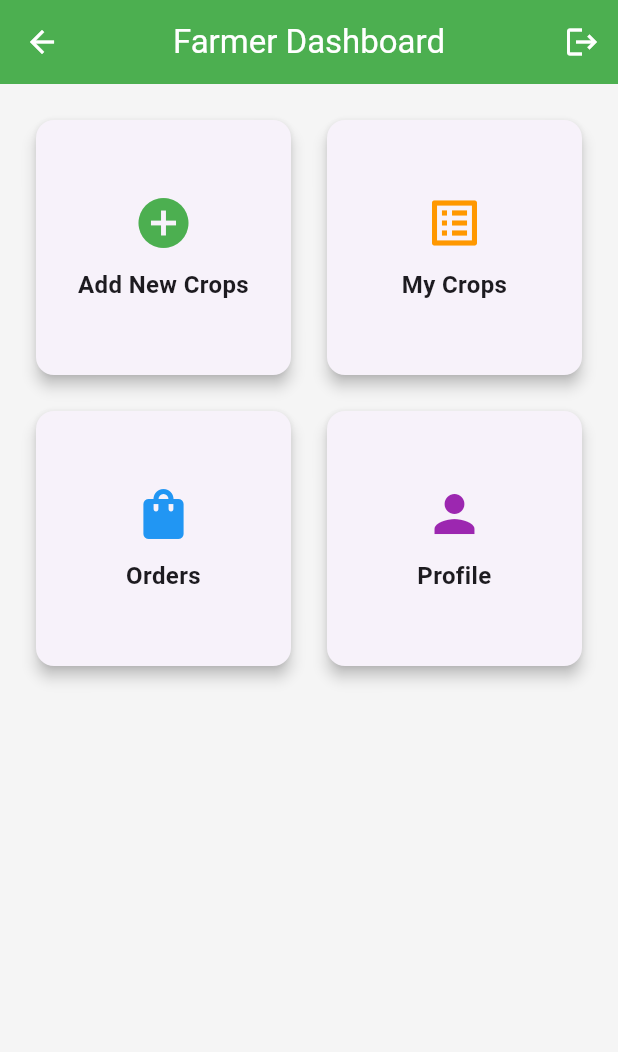
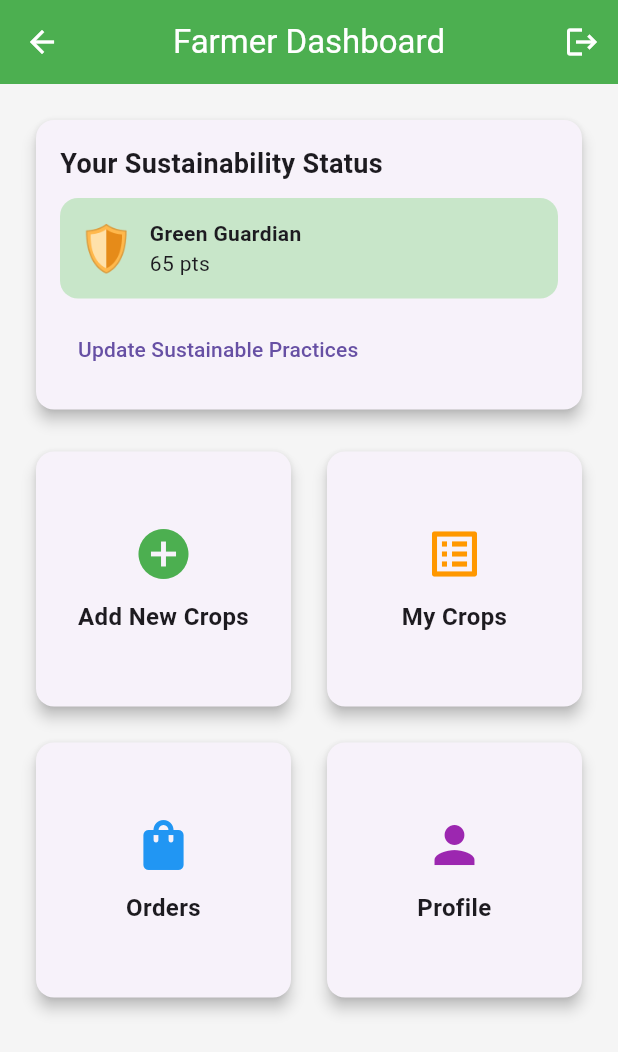
Before and after one commit to ks3891/farmconnect_hack4business, a Flutter app: the FarmerDashboard screen opened by its route, on a phone screen of 412 x 824 dp. Shown: the top 1052 px of the screen. Run offline on Flutter 3.47's test engine with Material 3 defaults, Android fonts, the phone set to English and light mode, and no system bars.

Commit message:
sustainable

```diff
--- a/lib/main.dart
+++ b/lib/main.dart
@@ -10,6 +10,7 @@ import 'screens/farmer_profile_screen.dart';
 import 'screens/add_crop_screen.dart';
 import 'screens/my_crops_screen.dart';
 import 'screens/farmer_order_screen.dart';
+import 'screens/sustainability_settings_screen.dart'; // ✅ Added
 
 // Admin Screens
 import 'screens/admin_dashboard.dart';
@@ -24,8 +25,6 @@ import 'screens/cart_screen.dart';
 import 'screens/order_history_screen.dart';
 import 'screens/buyer_profile_screen.dart';
 import 'screens/farmer_detail_screen.dart';
-import 'screens/crop_recommendation_screen.dart';
-import 'screens/forgot_password_screen.dart';
 
 void main() {
   runApp(const FarmConnectApp());
@@ -128,8 +127,10 @@ class _FarmConnectAppState extends State<FarmConnectApp> {
         '/buyer/cart': (context) => MyCartScreen(cartItems: _buyerCart),
         '/buyer/order-history': (context) => const OrderHistoryScreen(),
         '/buyer/profile': (context) => const BuyerProfileScreen(),
-        '/recommendations': (context) => const CropRecommendationScreen(),
-        '/forgot-password': (context) => const ForgotPasswordScreen(),
+
+        // ✅ New Sustainability Settings Route
+        '/sustainability-settings': (context) =>
+            const SustainabilitySettingsScreen(),
       },
     );
   }
--- /dev/null
+++ b/lib/models/farmer.dart
@@ -0,0 +1,38 @@
+class Farmer {
+  // Your existing fields...
+
+  final List<String> selectedPractices;
+  final int sustainabilityScore;
+  final List<String> earnedBadges;
+  final DateTime? lastUpdated;
+
+  Farmer({
+    // ...existing params
+    this.selectedPractices = const [],
+    this.sustainabilityScore = 0,
+    this.earnedBadges = const [],
+    this.lastUpdated,
+  });
+
+  factory Farmer.fromJson(Map<String, dynamic> json) {
+    return Farmer(
+      // ...existing fields
+      selectedPractices: List<String>.from(json['selectedPractices'] ?? []),
+      sustainabilityScore: json['sustainabilityScore'] ?? 0,
+      earnedBadges: List<String>.from(json['earnedBadges'] ?? []),
+      lastUpdated: json['lastUpdated'] != null
+          ? DateTime.parse(json['lastUpdated'])
+          : null,
+    );
+  }
+
+  Map<String, dynamic> toJson() {
+    return {
+      // ...existing fields
+      'selectedPractices': selectedPractices,
+      'sustainabilityScore': sustainabilityScore,
+      'earnedBadges': earnedBadges,
+      'lastUpdated': lastUpdated?.toIso8601String(),
+    };
+  }
+}
--- /dev/null
+++ b/lib/models/sustainability_badge.dart
@@ -0,0 +1,43 @@
+class SustainabilityBadge {
+  final String id;
+  final String name;
+  final String description;
+  final int requiredPoints;
+  final String badgeIcon;
+  final String color;
+  final String level;
+
+  SustainabilityBadge({
+    required this.id,
+    required this.name,
+    required this.description,
+    required this.requiredPoints,
+    required this.badgeIcon,
+    required this.color,
+    required this.level,
+  });
+
+  factory SustainabilityBadge.fromJson(Map<String, dynamic> json) {
+    return SustainabilityBadge(
+      id: json['id'],
+      name: json['name'],
+      description: json['description'],
+      requiredPoints: json['requiredPoints'],
+      badgeIcon: json['badgeIcon'],
+      color: json['color'],
+      level: json['level'],
+    );
+  }
+
+  Map<String, dynamic> toJson() {
+    return {
+      'id': id,
+      'name': name,
+      'description': description,
+      'requiredPoints': requiredPoints,
+      'badgeIcon': badgeIcon,
+      'color': color,
+      'level': level,
+    };
+  }
+}
--- /dev/null
+++ b/lib/models/sustainable_practice.dart
@@ -0,0 +1,39 @@
+class SustainablePractice {
+  final String id;
+  final String name;
+  final String description;
+  final int points;
+  final String icon;
+  final String category;
+
+  SustainablePractice({
+    required this.id,
+    required this.name,
+    required this.description,
+    required this.points,
+    required this.icon,
+    required this.category,
+  });
+
+  factory SustainablePractice.fromJson(Map<String, dynamic> json) {
+    return SustainablePractice(
+      id: json['id'],
+      name: json['name'],
+      description: json['description'],
+      points: json['points'],
+      icon: json['icon'],
+      category: json['category'],
+    );
+  }
+
+  Map<String, dynamic> toJson() {
+    return {
+      'id': id,
+      'name': name,
+      'description': description,
+      'points': points,
+      'icon': icon,
+      'category': category,
+    };
+  }
+}
--- a/lib/screens/farmer_dashboard.dart
+++ b/lib/screens/farmer_dashboard.dart
@@ -1,4 +1,6 @@
 import 'package:flutter/material.dart';
+import '../../widgets/common/sustainability_badge_display.dart';
+import '../../services/sustainability_service.dart';
 
 class FarmerDashboard extends StatelessWidget {
   final String farmerName;
@@ -14,6 +16,8 @@ class FarmerDashboard extends StatelessWidget {
 
   @override
   Widget build(BuildContext context) {
+    final int sustainabilityScore = 65;
+
     return Scaffold(
       appBar: AppBar(
         title: const Text('Farmer Dashboard'),
@@ -22,13 +26,18 @@ class FarmerDashboard extends StatelessWidget {
           IconButton(
             icon: const Icon(Icons.logout),
             onPressed: () {
-              Navigator.pushReplacementNamed(context, '/'); // Logout to login page
+              Navigator.pushReplacementNamed(context, '/');
             },
           ),
         ],
       ),
       body: Padding(
         padding: const EdgeInsets.all(20),
+        child: Column(
+          children: [
+            _buildSustainabilityOverview(context, sustainabilityScore),
+            const SizedBox(height: 20),
+            Expanded(
               child: GridView.count(
                 crossAxisCount: 2,
                 crossAxisSpacing: 16,
@@ -61,6 +70,41 @@ class FarmerDashboard extends StatelessWidget {
                     onTap: () {
                       Navigator.pushNamed(context, '/farmer/profile');
                     },
+                  ),
+                ],
+              ),
+            ),
+          ],
+        ),
+      ),
+    );
+  }
+
+  Widget _buildSustainabilityOverview(BuildContext context, int score) {
+    return Card(
+      elevation: 4,
+      shape: RoundedRectangleBorder(borderRadius: BorderRadius.circular(12)),
+      child: Padding(
+        padding: const EdgeInsets.all(16),
+        child: Column(
+          crossAxisAlignment: CrossAxisAlignment.start,
+          children: [
+            const Text(
+              'Your Sustainability Status',
+              style: TextStyle(fontSize: 18, fontWeight: FontWeight.bold),
+            ),
+            const SizedBox(height: 10),
+            SustainabilityBadgeDisplay(
+              sustainabilityScore: score,
+              showScore: true,
+              compact: false,
+            ),
+            const SizedBox(height: 10),
+            TextButton(
+              onPressed: () {
+                Navigator.pushNamed(context, '/sustainability-settings');
+              },
+              child: const Text('Update Sustainable Practices'),
             ),
           ],
         ),
--- /dev/null
+++ b/lib/services/sustainability_service.dart
@@ -0,0 +1,146 @@
+import '../models/sustainable_practice.dart';
+import '../models/sustainability_badge.dart';
+
+class SustainabilityService {
+  static final SustainabilityService _instance =
+      SustainabilityService._internal();
+  factory SustainabilityService() => _instance;
+  SustainabilityService._internal();
+
+  static List<SustainablePractice> getAllPractices() {
+    return [
+      SustainablePractice(
+        id: 'no_pesticide',
+        name: 'No Pesticide Use',
+        description: 'Completely avoid chemical pesticides',
+        points: 25,
+        icon: '🌿',
+        category: 'Chemical-Free',
+      ),
+      SustainablePractice(
+        id: 'organic_fertilizer',
+        name: 'Organic Fertilizer Only',
+        description: 'Use only organic fertilizers',
+        points: 20,
+        icon: '🌱',
+        category: 'Chemical-Free',
+      ),
+      SustainablePractice(
+        id: 'drip_irrigation',
+        name: 'Drip Irrigation',
+        description: 'Water-efficient irrigation system',
+        points: 20,
+        icon: '💧',
+        category: 'Water Conservation',
+      ),
+      SustainablePractice(
+        id: 'rainwater_harvesting',
+        name: 'Rainwater Harvesting',
+        description: 'Collect and use rainwater',
+        points: 15,
+        icon: '🌧️',
+        category: 'Water Conservation',
+      ),
+      SustainablePractice(
+        id: 'solar_power',
+        name: 'Solar Power Usage',
+        description: 'Use solar energy for farming operations',
+        points: 30,
+        icon: '☀️',
+        category: 'Renewable Energy',
+      ),
+      SustainablePractice(
+        id: 'crop_rotation',
+        name: 'Crop Rotation',
+        description: 'Practice systematic crop rotation',
+        points: 15,
+        icon: '🔄',
+        category: 'Soil Health',
+      ),
+      SustainablePractice(
+        id: 'composting',
+        name: 'Composting',
+        description: 'Create and use compost from organic waste',
+        points: 10,
+        icon: '🗂️',
+        category: 'Waste Management',
+      ),
+    ];
+  }
+
+  static List<SustainabilityBadge> getAllBadges() {
+    return [
+      SustainabilityBadge(
+        id: 'eco_starter',
+        name: 'Eco Starter',
+        description: 'Beginning your green journey',
+        requiredPoints: 25,
+        badgeIcon: '🌱',
+        color: '#8BC34A',
+        level: 'Bronze',
+      ),
+      SustainabilityBadge(
+        id: 'green_guardian',
+        name: 'Green Guardian',
+        description: 'Committed to sustainable practices',
+        requiredPoints: 50,
+        badgeIcon: '🛡️',
+        color: '#4CAF50',
+        level: 'Silver',
+      ),
+      SustainabilityBadge(
+        id: 'eco_champion',
+        name: 'Eco Champion',
+        description: 'Leading the sustainable revolution',
+        requiredPoints: 100,
+        badgeIcon: '🏆',
+        color: '#FFD700',
+        level: 'Gold',
+      ),
+      SustainabilityBadge(
+        id: 'planet_protector',
+        name: 'Planet Protector',
+        description: 'Ultimate environmental steward',
+        requiredPoints: 150,
+        badgeIcon: '🌍',
+        color: '#E91E63',
+        level: 'Platinum',
+      ),
+    ];
+  }
+
+  int calculateScore(List<String> practiceIds) {
+    final practices = getAllPractices();
+    int totalScore = 0;
+
+    for (String practiceId in practiceIds) {
+      final practice = practices.firstWhere(
+        (p) => p.id == practiceId,
+        orElse: () => SustainablePractice(
+          id: '',
+          name: '',
+          description: '',
+          points: 0,
+          icon: '',
+          category: '',
+        ),
+      );
+      totalScore += practice.points;
+    }
+
+    return totalScore;
+  }
+
+  List<SustainabilityBadge> getEarnedBadges(int score) {
+    final badges = getAllBadges();
+    return badges.where((badge) => score >= badge.requiredPoints).toList();
+  }
+
+  SustainabilityBadge? getHighestBadge(int score) {
+    final earnedBadges = getEarnedBadges(score);
+    if (earnedBadges.isEmpty) return null;
+
+    earnedBadges.sort((a, b) => b.requiredPoints.compareTo(a.requiredPoints));
+    return earnedBadges.first;
+  }
+}
--- /dev/null
+++ b/lib/widgets/common/sustainability_badge_display.dart
@@ -0,0 +1,48 @@
+import 'package:flutter/material.dart';
+import '../../models/sustainability_badge.dart';
+import '../../services/sustainability_service.dart';
+
+class SustainabilityBadgeDisplay extends StatelessWidget {
+  final int sustainabilityScore;
+  final bool showScore;
+  final bool compact;
+
+  const SustainabilityBadgeDisplay({
+    super.key,
+    required this.sustainabilityScore,
+    this.showScore = true,
+    this.compact = false,
+  });
+
+  @override
+  Widget build(BuildContext context) {
+    final highestBadge = SustainabilityService().getHighestBadge(
+      sustainabilityScore,
+    );
+    if (highestBadge == null) return const SizedBox.shrink();
+
+    return Container(
+      padding: const EdgeInsets.all(12),
+      decoration: BoxDecoration(
+        color: Colors.green[100],
+        borderRadius: BorderRadius.circular(12),
+      ),
+      child: Row(
+        children: [
+          Text(highestBadge.badgeIcon, style: const TextStyle(fontSize: 30)),
+          const SizedBox(width: 10),
+          Column(
+            crossAxisAlignment: CrossAxisAlignment.start,
+            children: [
+              Text(
+                highestBadge.name,
+                style: const TextStyle(fontWeight: FontWeight.bold),
+              ),
+              if (showScore) Text('$sustainabilityScore pts'),
+            ],
+          ),
+        ],
+      ),
+    );
+  }
+}
```
Also changed, not shown: lib/screens/add_crop_screen.dart (+70 -5 lines), lib/screens/farmer_order_screen.dart (+37 -8 lines), lib/screens/sustainability_settings_screen.dart (added, +70 -0 lines). Lines whose indentation alone changed are shown as unchanged.
